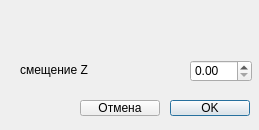
Qt form captureparams.ui (artemopolus/GcodeEditor) before a commit.
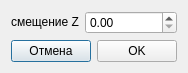
The same form after that commit.

Commit message: fixed layouts in forms and extending policies

```diff
--- a/captureparams.ui
+++ b/captureparams.ui
@@ -6,62 +6,71 @@
    <rect>
     <x>0</x>
     <y>0</y>
-    <width>259</width>
-    <height>130</height>
+    <width>198</width>
+    <height>89</height>
    </rect>
   </property>
+  <property name="sizePolicy">
+   <sizepolicy hsizetype="Minimum" vsizetype="Minimum">
+    <horstretch>0</horstretch>
+    <verstretch>0</verstretch>
+   </sizepolicy>
+  </property>
   <property name="windowTitle">
    <string>Dialog</string>
   </property>
+  <property name="modal">
+   <bool>false</bool>
+  </property>
+  <layout class="QVBoxLayout" name="verticalLayout">
+   <property name="sizeConstraint">
+    <enum>QLayout::SetFixedSize</enum>
+   </property>
+   <item>
+    <layout class="QHBoxLayout" name="horizontalLayout_3">
+     <property name="sizeConstraint">
+      <enum>QLayout::SetFixedSize</enum>
+     </property>
+     <item>
   <widget class="QLabel" name="offsetZlabel">
-   <property name="geometry">
-    <rect>
-     <x>20</x>
-     <y>60</y>
-     <width>91</width>
-     <height>20</height>
-    </rect>
+       <property name="sizePolicy">
+        <sizepolicy hsizetype="Maximum" vsizetype="Fixed">
+         <horstretch>0</horstretch>
+         <verstretch>0</verstretch>
+        </sizepolicy>
    </property>
    <property name="text">
     <string>смещение Z</string>
    </property>
   </widget>
-  <widget class="QPushButton" name="OKButton">
-   <property name="geometry">
-    <rect>
-     <x>170</x>
-     <y>100</y>
-     <width>80</width>
-     <height>16</height>
-    </rect>
-   </property>
-   <property name="text">
-    <string>OK</string>
-   </property>
-  </widget>
+     </item>
+     <item>
+      <widget class="QDoubleSpinBox" name="offsetZspinBox"/>
+     </item>
+    </layout>
+   </item>
+   <item>
+    <layout class="QHBoxLayout" name="horizontalLayout_4">
+     <property name="sizeConstraint">
+      <enum>QLayout::SetFixedSize</enum>
+     </property>
+     <item>
   <widget class="QPushButton" name="cancelButton">
-   <property name="geometry">
-    <rect>
-     <x>80</x>
-     <y>100</y>
-     <width>80</width>
-     <height>16</height>
-    </rect>
-   </property>
    <property name="text">
     <string>Отмена</string>
    </property>
   </widget>
-  <widget class="QDoubleSpinBox" name="offsetZspinBox">
-   <property name="geometry">
-    <rect>
-     <x>190</x>
-     <y>60</y>
-     <width>62</width>
-     <height>22</height>
-    </rect>
-   </property>
-  </widget>
+     </item>
+     <item>
+      <widget class="QPushButton" name="OKButton">
+       <property name="text">
+        <string>OK</string>
+       </property>
+      </widget>
+     </item>
+    </layout>
+   </item>
+  </layout>
  </widget>
  <resources/>
  <connections/>
```
Lines whose indentation alone changed are shown as unchanged. The commit also changes 3 other files.
